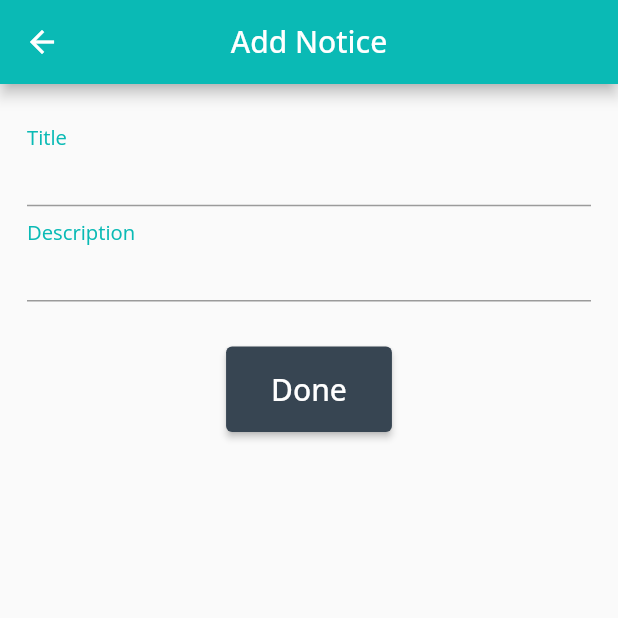
After one commit to najmulmyself/arbree_attendance, a Flutter app: the AdminNoticeBoard screen opened directly, after a tap on "Edit", on a phone screen of 412 x 824 dp, the top half of it. The commit adds this screen. Run offline on Flutter 3.47's test engine with Material 2 defaults, Android fonts, the phone set to English and light mode, and no system bars; our stand-ins replace auto_size_text, font_awesome_flutter, google_fonts, shared_preferences; accounts and stored records are empty.

Commit message:
added notice

```diff
--- a/lib/main.dart
+++ b/lib/main.dart
@@ -1,5 +1,6 @@
 // ignore_for_file: prefer_const_literals_to_create_immutables, prefer_const_constructors
 
+import 'package:arbree_attendance/screens/admin_screen/admin_new_notice.dart';
 import 'package:arbree_attendance/screens/clock_in.dart';
 import 'package:arbree_attendance/screens/forget_pass.dart';
 import 'package:arbree_attendance/screens/sign_in.dart';
@@ -43,6 +44,7 @@ class MyApp extends StatelessWidget {
         // '/' :(context) => SignIn(),
         '/forgetpass': (context) => ForgetPass(),
         '/clockIn': (context) => ClockInPage(),
+        '/admin/newNotice': (context) => AdminNewNotice(),
       },
     );
   }
--- /dev/null
+++ b/lib/screens/admin_screen/admin_new_notice.dart
@@ -0,0 +1,38 @@
+// ignore_for_file: prefer_const_literals_to_create_immutables, prefer_const_constructors
+
+import 'package:arbree_attendance/component/button.dart';
+import 'package:arbree_attendance/component/custom_textfield.dart';
+import 'package:flutter/material.dart';
+
+class AdminNewNotice extends StatelessWidget {
+  @override
+  Widget build(BuildContext context) {
+    return Scaffold(
+      appBar: AppBar(
+        title: Text("Add Notice"),
+        centerTitle: true,
+      ),
+      body: Padding(
+        padding: const EdgeInsets.all(18.0),
+        child: Column(
+          children: [
+            CustomTextField(
+              title: 'Title',
+            ),
+            CustomTextField(
+              title: 'Description',
+            ),
+            SizedBox(
+              height: 30,
+            ),
+            Button(
+              title: 'Done',
+              onPressed: () {},
+              btnColor: Color(0xff374552),
+            ),
+          ],
+        ),
+      ),
+    );
+  }
+}
--- a/lib/screens/admin_screen/admin_notice_board.dart
+++ b/lib/screens/admin_screen/admin_notice_board.dart
@@ -38,6 +38,14 @@ class AdminNoticeBoard extends StatelessWidget {
         elevation: 0,
         centerTitle: true,
         title: Text('Notice Board'),
+        actions: [
+          IconButton(
+            onPressed: () {
+              Navigator.pushNamed(context, '/admin/newNotice');
+            },
+            icon: Icon(Icons.add),
+          ),
+        ],
       ),
       body: ListView.builder(
         itemCount: notice.length,
@@ -112,12 +120,18 @@ class AdminNoticeBoard extends StatelessWidget {
                             SizedBox(
                               width: 5,
                             ),
-                            Text(
-                              "Edit",
-                              style: TextStyle(
-                                color: Utils.colorPrimary,
-                                fontSize: 15,
-                                fontWeight: FontWeight.bold,
+                            GestureDetector(
+                              onTap: () {
+                                Navigator.pushNamed(
+                                    context, '/admin/newNotice');
+                              },
+                              child: Text(
+                                "Edit",
+                                style: TextStyle(
+                                  color: Utils.colorPrimary,
+                                  fontSize: 15,
+                                  fontWeight: FontWeight.bold,
+                                ),
                               ),
                             ),
                           ],
```
